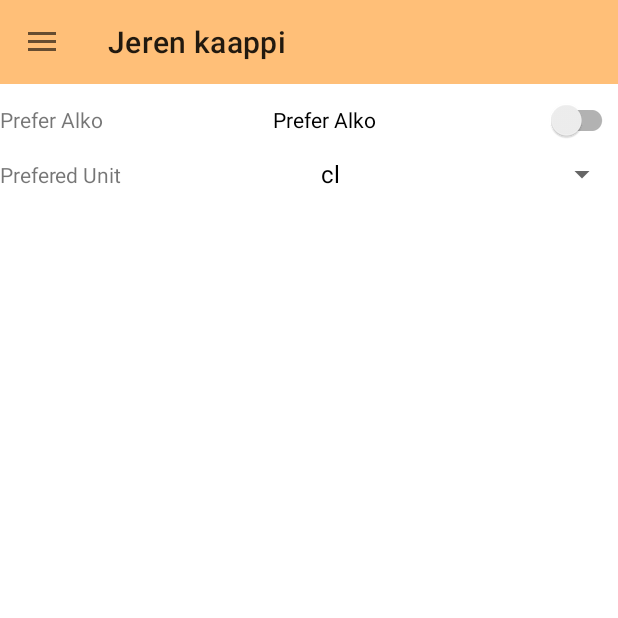
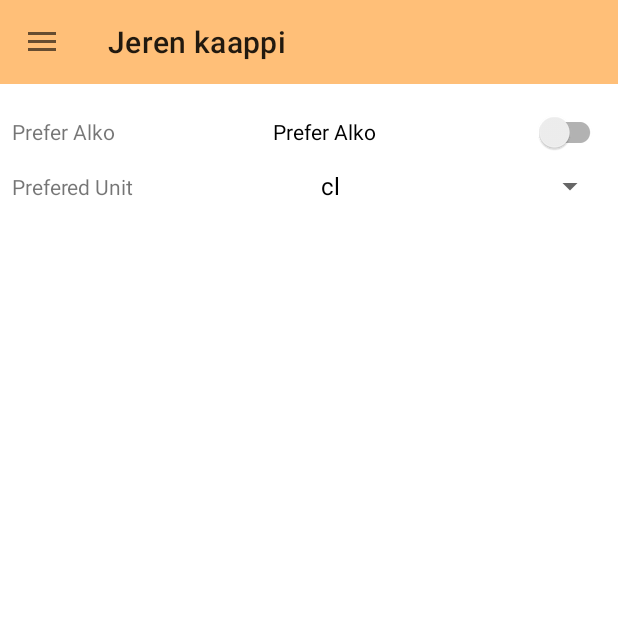
Before and after one commit to rannasta-suomeen/rsm, an Android app: the SettingsFragment screen opened through its navigation route, on a phone screen of 412 x 824 dp, the top half of it. Run offline under Robolectric (Android 15) with nearby library versions, the phone set to English and light mode, and no system bars; 16 statements that could not run were skipped.

Commit message:
Fix: Amount button now works as intended Fix: Add margins to settings

```diff
--- a/app/src/main/res/layout/fragment_settings.xml
+++ b/app/src/main/res/layout/fragment_settings.xml
@@ -2,7 +2,11 @@
 <LinearLayout xmlns:android="http://schemas.android.com/apk/res/android"
     android:layout_width="match_parent"
     android:layout_height="match_parent"
-    android:orientation="vertical">
+    android:orientation="vertical"
+    android:layout_marginStart="8dp"
+    android:layout_marginEnd="8dp"
+    android:layout_marginTop="8dp"
+    android:layout_marginBottom="8dp">
 
     <LinearLayout
         android:layout_width="match_parent"
--- a/app/src/main/res/values/strings.xml
+++ b/app/src/main/res/values/strings.xml
@@ -7,6 +7,7 @@
     <string name="cabinets">Cabinets</string>
     <string name="price">%1$s €</string>
     <string name="volume">%1$d cl</string>
+    <string name="volumeUnit">Volume[%1$s]</string>
     <string name="aer">%1$s €/fsd</string>
     <string name="ppl">%1$s €/l</string>
     <string name="abv">%1$s%%</string>
```
Also changed, not shown: app/src/main/java/com/rannasta_suomeen/popup_windows/PopupDrink.kt (+6 -6 lines).
